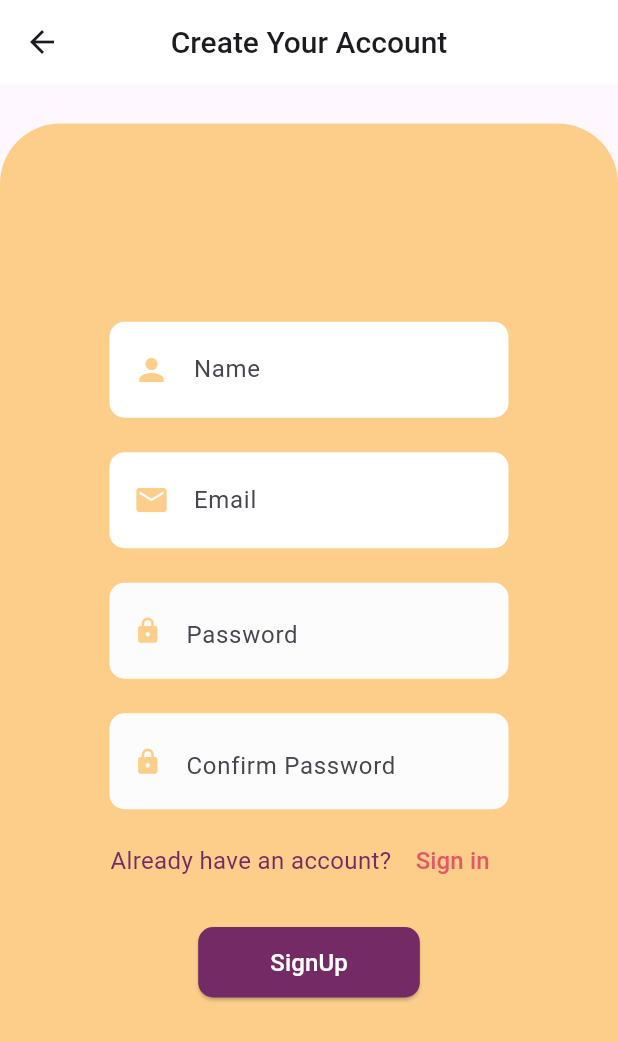
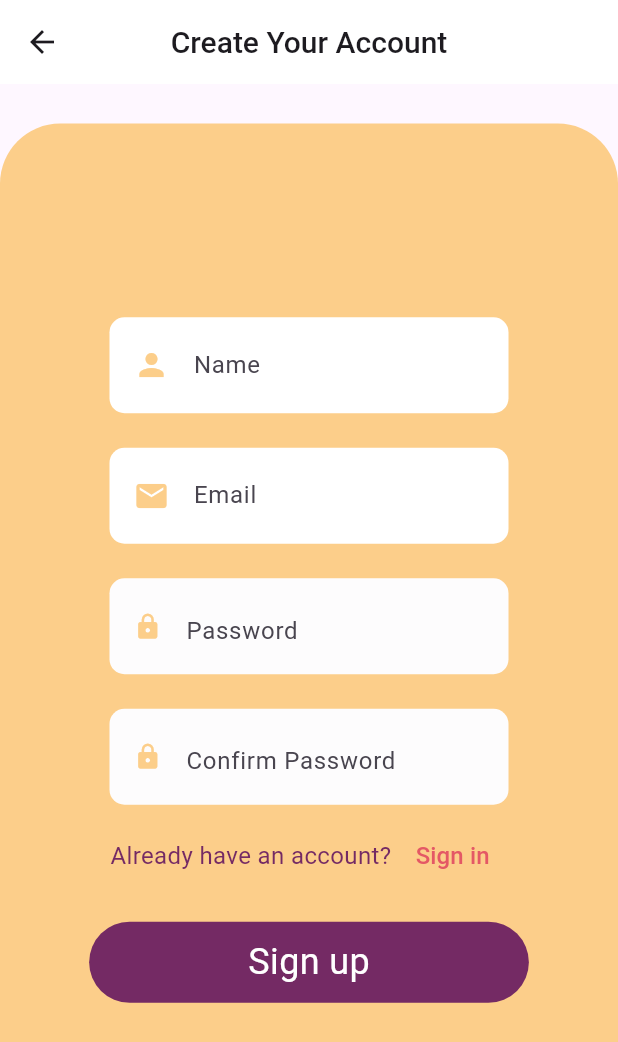
Before and after one commit to Esra02/aaaaaaaaaa, a Flutter app: the SignUp screen opened directly, on a phone screen of 412 x 824 dp. Shown: the top 1042 px of the screen. Run offline on Flutter 3.47's test engine with Material 3 defaults, Android fonts, the phone set to English and light mode, and no system bars; our stand-ins replace cloud_firestore, firebase_auth, firebase_core, google_sign_in; accounts and stored records are empty; network calls fail; Roboto replaces fonts that are missing (myfont).

```diff
--- a/lib/main.dart
+++ b/lib/main.dart
@@ -1,4 +1,3 @@
-import 'package:dal/pages/Auth_signin.dart';
 import 'package:dal/pages/SignUp.dart';
 import 'package:dal/pages/Signin.dart';
 import 'package:dal/pages/Welcome.dart';
--- a/lib/pages/SignUp.dart
+++ b/lib/pages/SignUp.dart
@@ -1,5 +1,6 @@
 import 'package:dal/pages/HomeScreen.dart';
 import 'package:dal/pages/Signin.dart';
+import 'package:dal/pages/prefpage.dart';
 import 'package:firebase_auth/firebase_auth.dart';
 import 'package:flutter/material.dart';
 
@@ -10,18 +11,35 @@ class SignUp extends StatefulWidget {
   _Signupstate createState() => _Signupstate();
 }
 
-// Define the state for the Signin page
+// Define the state for the Signup page
 class _Signupstate extends State<SignUp> {
   // Controllers for email and password text fields
+  final _userNameTextController = TextEditingController();
   final _emailController = TextEditingController();
   final _passwordController = TextEditingController();
   final _confirmedpasswordController = TextEditingController();
 
-  Future signIn() async {
-    await FirebaseAuth.instance.signInWithEmailAndPassword(
+  Future signup() async {
+    if (passwordCondirmed()) {
+      await FirebaseAuth.instance.createUserWithEmailAndPassword(
       email: _emailController.text.trim(),
       password: _passwordController.text.trim(),
-    );
+    ).then((value) {
+      Navigator.push(context,
+         MaterialPageRoute(builder: (context) => PreferenceSelectionPage()));
+    }).onError((error, stackTrace){
+      print("Error ${error.toString()}");
+    });
+    }
+  }
+
+  bool passwordCondirmed(){
+    if (_passwordController.text.trim() ==
+    _confirmedpasswordController.text.trim()) {
+      return true;
+    } else {
+      return false;
+    }
   }
 
   @override
@@ -29,6 +47,7 @@ class _Signupstate extends State<SignUp> {
     super.dispose();
     _emailController.dispose();
     _passwordController.dispose();
+    _confirmedpasswordController.dispose();
   }
 
   @override
@@ -80,6 +99,7 @@ class _Signupstate extends State<SignUp> {
                 width: 266,
                 padding: EdgeInsets.symmetric(horizontal: 16, vertical: 8),
                 child: TextField(
+                  controller: _userNameTextController,
                   decoration: InputDecoration(
                     icon: Icon(
                       Icons.person,
@@ -104,6 +124,7 @@ class _Signupstate extends State<SignUp> {
                 width: 266,
                 padding: EdgeInsets.symmetric(horizontal: 16, vertical: 8),
                 child: TextField(
+                  controller: _emailController,
                   decoration: InputDecoration(
                     icon: Icon(
                       Icons.email,
@@ -127,6 +148,7 @@ class _Signupstate extends State<SignUp> {
                 width: 266,
                 padding: EdgeInsets.symmetric(horizontal: 16, vertical: 8),
                 child: TextField(
+                  controller: _passwordController,
                   obscureText: true,
                   decoration: InputDecoration(
                     suffix: Icon(
@@ -156,6 +178,7 @@ class _Signupstate extends State<SignUp> {
                 width: 266,
                 padding: EdgeInsets.symmetric(horizontal: 16, vertical: 8),
                 child: TextField(
+                  controller: _confirmedpasswordController,
                   obscureText: true,
                   decoration: InputDecoration(
                     suffix: Icon(
@@ -214,29 +237,26 @@ class _Signupstate extends State<SignUp> {
               ),
 
               // Submit Button
-              ElevatedButton(
-                onPressed: () {
-                  Navigator.push(
-                        context,
-                        MaterialPageRoute(builder: (context) => HomeScreen()),
-                      );
-                },
-                style: ButtonStyle(
-                  backgroundColor:
-                      MaterialStateProperty.all<Color>(Color(0xFF742A64)),
-                  shape: MaterialStateProperty.all<RoundedRectangleBorder>(
-                    RoundedRectangleBorder(
-                      borderRadius: BorderRadius.circular(10),
-                    ),
-                  ),
-                ),
-                child: Padding(
-                  padding: EdgeInsets.symmetric(vertical: 12, horizontal: 24),
-                  child: Text(
-                    'SignUp',
-                    style: TextStyle(
-                      color: Colors.white,
-                      fontSize: 16,
+              Padding(
+                padding: const EdgeInsets.symmetric(),
+                child: GestureDetector(
+                  onTap: signup, // Call signIn method when tapped
+                  child: SingleChildScrollView(
+                    child: Container(
+                      decoration: BoxDecoration(
+                        color: Color(0xFF742A64), // Set background color
+                        borderRadius:
+                            BorderRadius.circular(27), // Set border radius
+                      ),
+                      padding: const EdgeInsets.symmetric(
+                          horizontal: 106, vertical: 10), // Set padding
+                      child: const Text(
+                        "Sign up",
+                        style: TextStyle(
+                          fontSize: 24,
+                          color: Color.fromRGBO(255, 255, 255, 1),
+                        ),
+                      ),
                     ),
                   ),
                 ),
```
Also changed, not shown: lib/pages/ForgotPassword.dart (+44 -15 lines), lib/pages/prefpage.dart (+21 -10 lines), lib/pages/Auth_signin.dart (deleted), 2 other files.
